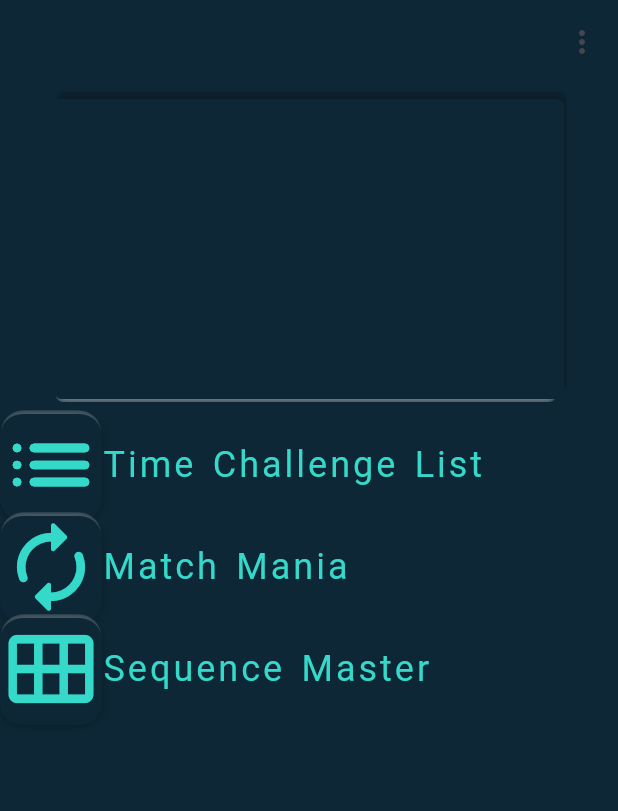
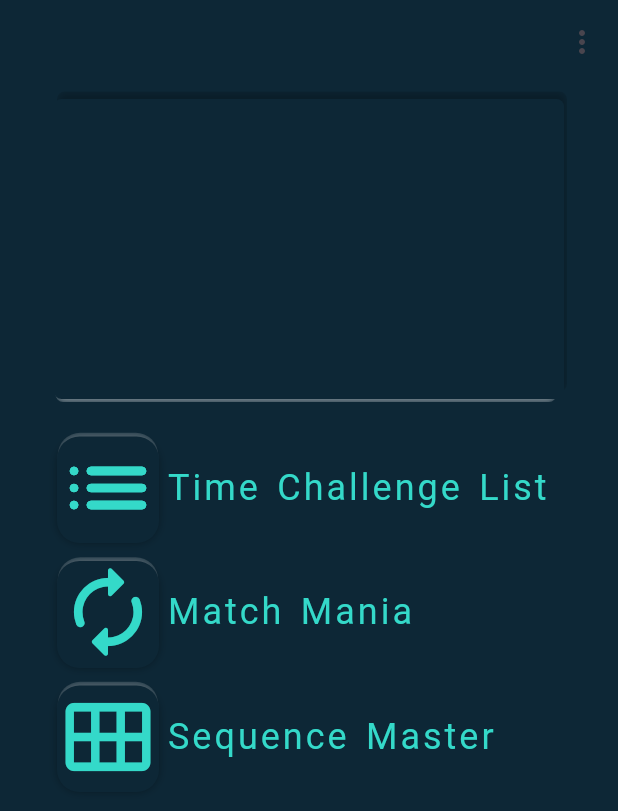
Before and after one commit to Kyllian404/MemoryApp, a Flutter app: the screen it shows after launch, on a phone screen of 412 x 824 dp. Shown: the top 811 px of the screen. Run offline on Flutter 3.47's test engine with Material 3 defaults, Android fonts, the phone set to English and light mode, and no system bars; our stand-ins replace flutter_riverpod, freezed_annotation, google_fonts, riverpod_annotation, sembast; missing offline and left inert: dart:ffi; generated files the repository leaves out were written again.

Commit message:
Mise en forme

```diff
--- a/lib/src/features/memory/presentation/home_memory_page.dart
+++ b/lib/src/features/memory/presentation/home_memory_page.dart
@@ -81,14 +81,16 @@ class _HomeMemoryPageState extends State<HomeMemoryPage> {
               ),
             ),
 
-            Column(
-
-
+            Padding(
+              padding: const EdgeInsets.only(left: 38.0),
+              child: Column(
                 children: [
                   Row(
                       //* Time Challenge List
                     children: [
-                    InkResponse(
+                      Padding(
+                        padding: const EdgeInsets.only(top: 15.0),
+                        child: InkResponse(
                           onTap: () {
                             // Action à exécuter lors du tapotement
                             print("Time Challenge List");
@@ -148,7 +150,11 @@ class _HomeMemoryPageState extends State<HomeMemoryPage> {
                             ),
                           ),
                         ),
-                    const Text(
+                      ),
+
+                      const Padding(
+                        padding: EdgeInsets.only(top: 15.0, left: 5.0),
+                        child: Text(
                           'Time Challenge List',
                           style: TextStyle(
                             fontFamily:
@@ -159,14 +165,17 @@ class _HomeMemoryPageState extends State<HomeMemoryPage> {
                             letterSpacing: 2, // Espacement des lettres
                             wordSpacing: 3, // Espacement des mots
                           ),
-                      textAlign: TextAlign.center, // Alignement du texte
+
+                        ),
                       ),
                     ],
                   ),
                   Row(
                       //* Match Mania
                     children: [
-                    InkResponse(
+                      Padding(
+                        padding: const EdgeInsets.only(top: 15.0),
+                        child: InkResponse(
                           onTap: () {
                             // Action à exécuter lors du tapotement
                             print("Match Mania");
@@ -226,7 +235,10 @@ class _HomeMemoryPageState extends State<HomeMemoryPage> {
                             ),
                           ),
                         ),
-                    const Text(
+                      ),
+                      const Padding(
+                        padding: EdgeInsets.only(top: 15.0, left: 5.0),
+                        child: Text(
                             'Match Mania',
                             style: TextStyle(
                               fontFamily:
@@ -239,12 +251,15 @@ class _HomeMemoryPageState extends State<HomeMemoryPage> {
                             ),
                             textAlign: TextAlign.center, // Alignement du texte
                           ),
+                      ),
                     ],
                   ),
                   Row(
                       //* Sequence Master
                     children: [
-                    InkResponse(
+                      Padding(
+                        padding: const EdgeInsets.only(top: 15.0),
+                        child: InkResponse(
                           onTap: () {
                             // Action à exécuter lors du tapotement
                             print("Sequence Master");
@@ -304,7 +319,10 @@ class _HomeMemoryPageState extends State<HomeMemoryPage> {
                             ),
                           ),
                         ),
-                    const Text(
+                      ),
+                      const Padding(
+                        padding: EdgeInsets.only(top: 15.0, left: 5.0),
+                        child: Text(
                             'Sequence Master',
                             style: TextStyle(
                               fontFamily:
@@ -317,9 +335,11 @@ class _HomeMemoryPageState extends State<HomeMemoryPage> {
                             ),
                             textAlign: TextAlign.center, // Alignement du texte
                           ),
+                      ),
                     ],
                   ),
                 ],
+              ),
             ),
           ],
         ),
```
Lines whose indentation alone changed are shown as unchanged.
